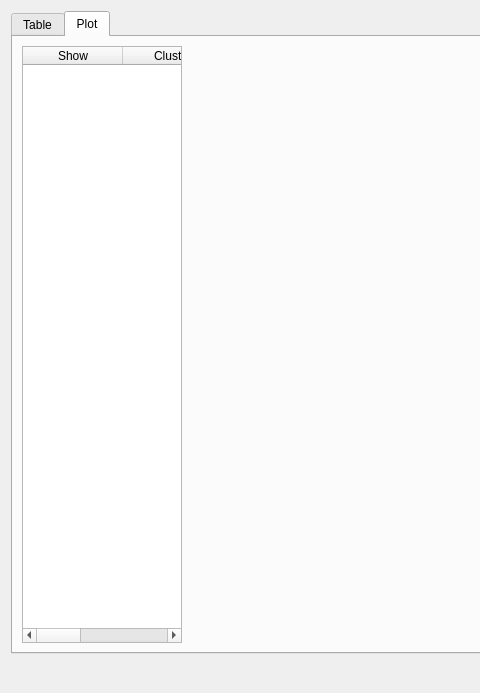
This is src/resources/ui_cluster_stats_dialog.ui in ianthomas23/QACD-quack as Qt 5 draws it before an edit; both pictures show x 0 to 480 and y 0 to 693 of the 977 by 693 pixel window. The edited form follows.
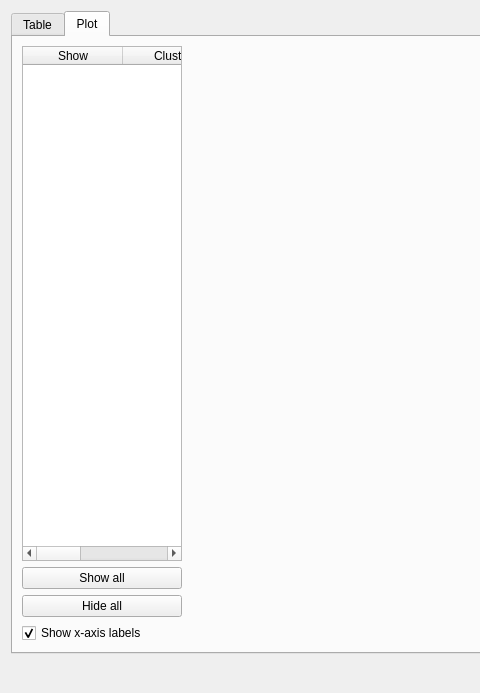
This is the edited form. Custom widgets are drawn as their Qt base class.

Commit message: Finished cluster stats dialog

Patch:
```diff
--- a/src/resources/ui_cluster_stats_dialog.ui
+++ b/src/resources/ui_cluster_stats_dialog.ui
@@ -88,6 +88,8 @@
         <number>9</number>
        </property>
        <item>
+        <layout class="QVBoxLayout" name="left">
+         <item>
         <widget class="QTableWidget" name="showClusterTableWidget">
          <property name="sizePolicy">
           <sizepolicy hsizetype="Minimum" vsizetype="Expanding">
@@ -125,6 +127,38 @@
          </column>
          <column/>
         </widget>
+         </item>
+         <item>
+          <widget class="QPushButton" name="showAllButton">
+           <property name="toolTip">
+            <string>Show all clusters</string>
+           </property>
+           <property name="text">
+            <string>Show all</string>
+           </property>
+          </widget>
+         </item>
+         <item>
+          <widget class="QPushButton" name="hideAllButton">
+           <property name="toolTip">
+            <string>Hide all clusters</string>
+           </property>
+           <property name="text">
+            <string>Hide all</string>
+           </property>
+          </widget>
+         </item>
+         <item>
+          <widget class="QCheckBox" name="showXAxisLabelsCheckBox">
+           <property name="text">
+            <string>Show x-axis labels</string>
+           </property>
+           <property name="checked">
+            <bool>true</bool>
+           </property>
+          </widget>
+         </item>
+        </layout>
        </item>
        <item>
         <widget class="ClusterStatsWidget" name="clusterStatsWidget" native="true">
```
Lines whose indentation alone changed are shown as unchanged. The commit also changes 3 other files.
